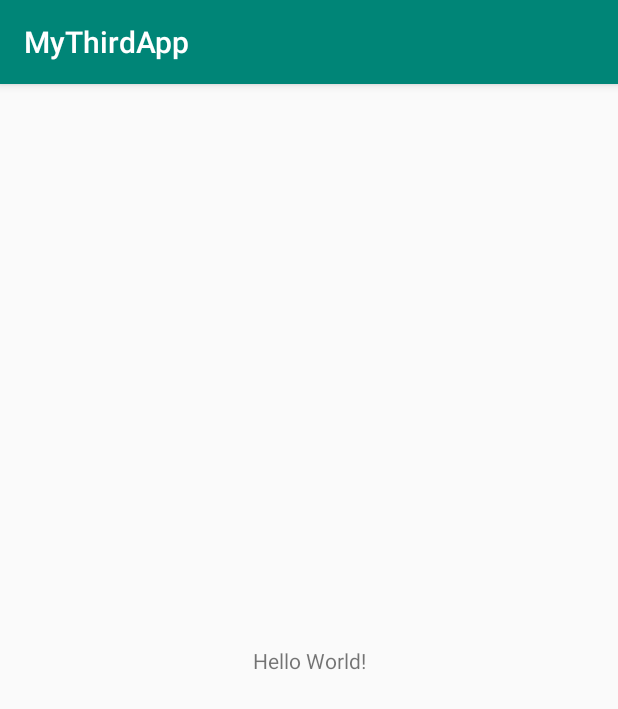
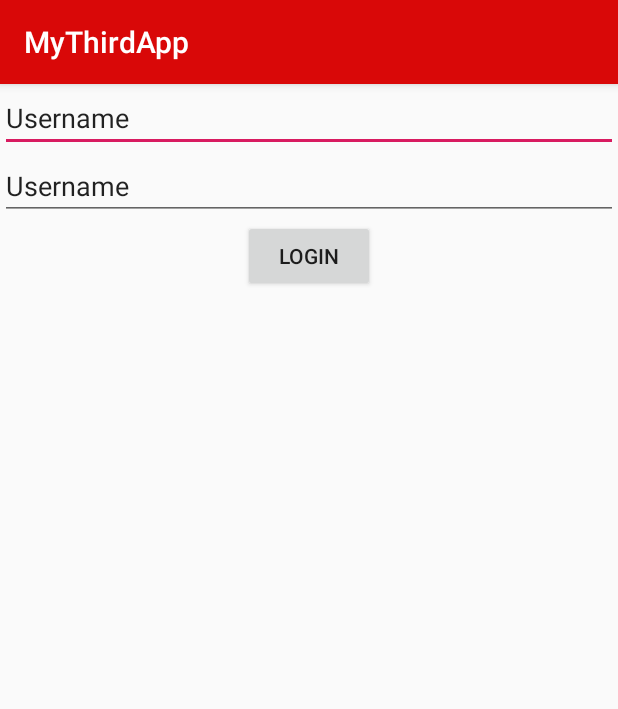
Before and after one commit to binohh/MyThirdApp, an Android app: the screen it shows after launch (MainActivity), on a phone screen of 412 x 824 dp. Shown: the top 709 px of the screen. Run offline under Robolectric (Android 15) with nearby library versions, the phone set to English and light mode, and no system bars.

Commit message:
Local add

```diff
--- /dev/null
+++ b/app/src/main/java/com/example/mythirdapp/activity/MainActivity.java
@@ -0,0 +1,80 @@
+package com.example.mythirdapp.activity;
+
+import android.content.Intent;
+import android.support.v7.app.AppCompatActivity;
+import android.os.Bundle;
+import android.util.Log;
+import android.view.View;
+import android.widget.Button;
+
+import com.example.mythirdapp.R;
+
+import java.lang.annotation.Target;
+
+public class MainActivity extends AppCompatActivity
+{
+
+    private final String TAG = getClass().getSimpleName();
+    private Button btnLogin;
+
+    @Override
+    protected void onCreate(Bundle savedInstanceState)
+    {
+        super.onCreate(savedInstanceState);
+        Log.d(TAG, "onCreate: ");
+        setContentView(R.layout.activity_main);
+        btnLogin = (Button) findViewById(R.id.btnLogin);
+        btnLogin.setOnClickListener(new View.OnClickListener()
+        {
+            @Override
+            public void onClick(View v)
+            {
+                Intent intent = new Intent(MainActivity.this, DialogActivity.class);
+                startActivity(intent);
+            }
+        });
+    }
+
+    @Override
+    protected void onStart()
+    {
+        super.onStart();
+        Log.d(TAG, "onStart: ");
+    }
+
+    @Override
+    protected void onResume()
+    {
+        super.onResume();
+        Log.d(TAG, "onResume: ");
+    }
+
+    @Override
+    protected void onPause()
+    {
+        super.onPause();
+        Log.d(TAG, "onPause: ");
+    }
+
+    @Override
+    protected void onRestart()
+    {
+        super.onRestart();
+        Log.d(TAG, "onRestart: ");
+    }
+
+    @Override
+    protected void onStop()
+    {
+        super.onStop();
+        Log.d(TAG, "onStop: ");
+    }
+
+    @Override
+    protected void onDestroy()
+    {
+        super.onDestroy();
+        Log.d(TAG, "onDestroy: ");
+    }
+
+}
--- a/app/src/main/res/layout/activity_main.xml
+++ b/app/src/main/res/layout/activity_main.xml
@@ -1,18 +1,25 @@
 <?xml version="1.0" encoding="utf-8"?>
-<android.support.constraint.ConstraintLayout xmlns:android="http://schemas.android.com/apk/res/android"
-    xmlns:app="http://schemas.android.com/apk/res-auto"
+<LinearLayout xmlns:android="http://schemas.android.com/apk/res/android"
     xmlns:tools="http://schemas.android.com/tools"
+    android:orientation="vertical"
     android:layout_width="match_parent"
-    android:layout_height="match_parent"
-    tools:context=".MainActivity">
+    android:layout_height="match_parent">
 
-    <TextView
+    <EditText
+        android:layout_width="match_parent"
+        android:layout_height="wrap_content"
+        android:text="Username"/>
+
+    <EditText
+        android:layout_width="match_parent"
+        android:layout_height="wrap_content"
+        android:text="Username"/>
+
+    <Button
+        android:id="@+id/btnLogin"
+        android:layout_gravity="center"
         android:layout_width="wrap_content"
         android:layout_height="wrap_content"
-        android:text="Hello World!"
-        app:layout_constraintBottom_toBottomOf="parent"
-        app:layout_constraintLeft_toLeftOf="parent"
-        app:layout_constraintRight_toRightOf="parent"
-        app:layout_constraintTop_toTopOf="parent" />
+        android:text="Login"/>
 
-</android.support.constraint.ConstraintLayout>
+</LinearLayout>
--- /dev/null
+++ b/app/src/main/res/layout/signin_layout.xml
@@ -0,0 +1,6 @@
+<?xml version="1.0" encoding="utf-8"?>
+<android.support.constraint.ConstraintLayout
+    xmlns:android="http://schemas.android.com/apk/res/android" android:layout_width="match_parent"
+    android:layout_height="match_parent">
+
+</android.support.constraint.ConstraintLayout>
--- a/app/src/main/res/values/colors.xml
+++ b/app/src/main/res/values/colors.xml
@@ -3,4 +3,5 @@
     <color name="colorPrimary">#008577</color>
     <color name="colorPrimaryDark">#00574B</color>
     <color name="colorAccent">#D81B60</color>
+    <color name="red_color">#d90808</color>
 </resources>
--- a/app/src/main/res/values/strings.xml
+++ b/app/src/main/res/values/strings.xml
@@ -1,3 +1,4 @@
 <resources>
     <string name="app_name">MyThirdApp</string>
+    <string name="hello_world">Hello New World!</string>
 </resources>
--- a/app/src/main/res/values/styles.xml
+++ b/app/src/main/res/values/styles.xml
@@ -3,8 +3,8 @@
     <!-- Base application theme. -->
     <style name="AppTheme" parent="Theme.AppCompat.Light.DarkActionBar">
         <!-- Customize your theme here. -->
-        <item name="colorPrimary">@color/colorPrimary</item>
-        <item name="colorPrimaryDark">@color/colorPrimaryDark</item>
+        <item name="colorPrimary">@color/red_color</item>
+        <item name="colorPrimaryDark">@color/colorPrimary</item>
         <item name="colorAccent">@color/colorAccent</item>
     </style>
 
```
Also changed, not shown: app/src/main/AndroidManifest.xml (+6 -1 lines), app/src/main/java/com/example/mythirdapp/LoginActivity.java (deleted, +0 -8 lines), app/src/main/java/com/example/mythirdapp/activity/DialogActivity.java (renamed from app/src/main/java/com/example/mythirdapp/MainActivity.java, +5 -5 lines), app/src/main/res/layout/login_layout.xml (added, +13 -0 lines).
